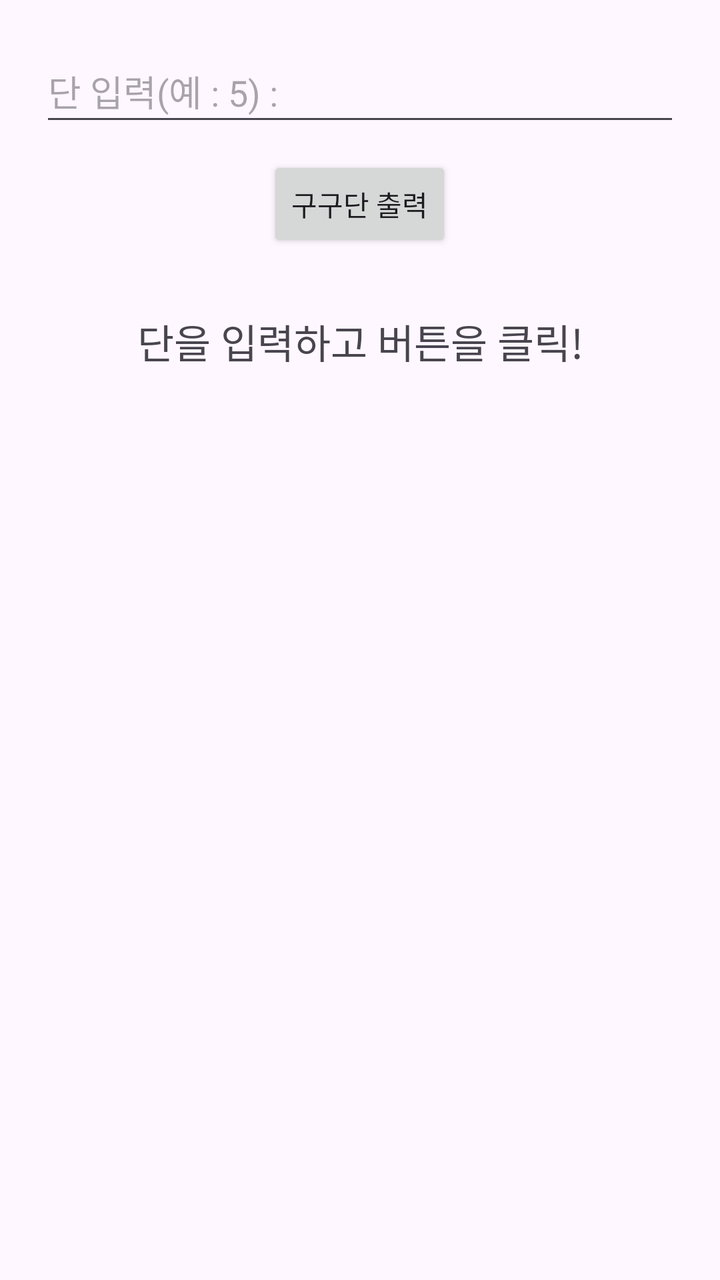
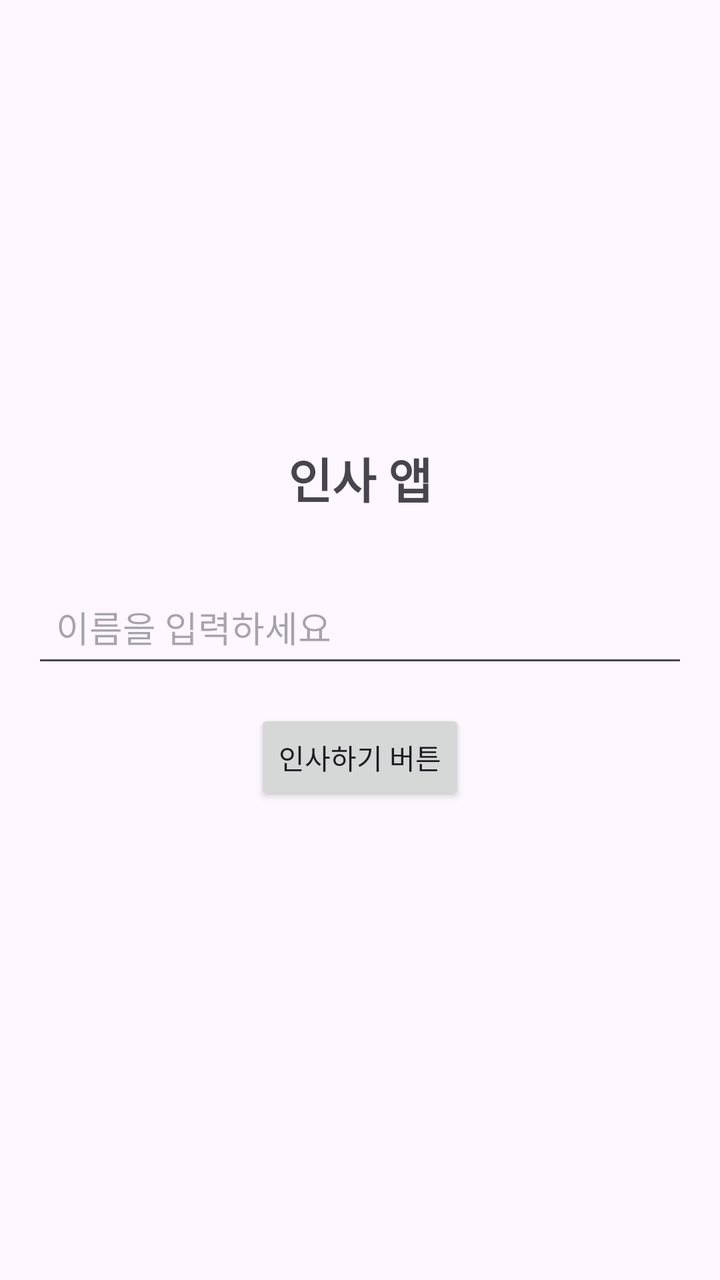

Screens rendered from an Android XML layout before and after an edit, with the pre-edit source and the edit as a unified diff.
<!-- AndroidManifest.xml: application theme Theme.AppWeek05 -->
<!-- res/layout/activity_main.xml -->
<?xml version="1.0" encoding="utf-8"?>
<LinearLayout xmlns:android="http://schemas.android.com/apk/res/android"
    android:id="@+id/main"
    android:layout_width="match_parent"
    android:layout_height="match_parent"
    android:orientation="vertical"
    android:padding="20dp"
    android:gravity="center_horizontal" >

    <EditText
        android:id="@+id/etDan"
        android:layout_width="match_parent"
        android:layout_height="wrap_content"
        android:hint="단 입력(예 : 5) :"
        android:inputType="number"
        android:minHeight="48dp"/>

    <Button
        android:id="@+id/btnCalculate"
        android:layout_width="wrap_content"
        android:layout_height="wrap_content"
        android:layout_margin="10dp"
        android:text="구구단 출력" />

    <TextView
        android:id="@+id/tvResult"
        android:layout_width="match_parent"
        android:layout_height="wrap_content"
        android:text="단을 입력하고 버튼을 클릭!"
        android:gravity="center"
        android:textSize="20sp"
        android:layout_margin="20dp"
        android:lineSpacingMultiplier="1.2"/>

</LinearLayout>
<!-- resources referenced by this layout -->
<resources>
  <style name="Theme.AppWeek05" parent="Base.Theme.AppWeek05" />
  <style name="Base.Theme.AppWeek05" parent="Theme.Material3.DayNight.NoActionBar">
          
          
      </style>
</resources>

<!-- the commit's change to res/layout/activity_main.xml (unified diff, before → after) -->
@@ -1,35 +1,42 @@
 <?xml version="1.0" encoding="utf-8"?>
 <LinearLayout xmlns:android="http://schemas.android.com/apk/res/android"
-    android:id="@+id/main"
     android:layout_width="match_parent"
     android:layout_height="match_parent"
     android:orientation="vertical"
-    android:padding="20dp"
-    android:gravity="center_horizontal" >
+    android:padding="16dp"
+    android:gravity="center">
+
+    <TextView
+        android:layout_width="wrap_content"
+        android:layout_height="wrap_content"
+        android:text="인사 앱"
+        android:textSize="24sp"
+        android:textStyle="bold"
+        android:layout_marginBottom="32dp"/>
 
     <EditText
-        android:id="@+id/etDan"
+        android:id="@+id/editTextName"
         android:layout_width="match_parent"
         android:layout_height="wrap_content"
-        android:hint="단 입력(예 : 5) :"
-        android:inputType="number"
+        android:hint="이름을 입력하세요"
+        android:layout_marginBottom="16dp"
+        android:padding="12dp"
         android:minHeight="48dp"/>
 
     <Button
-        android:id="@+id/btnCalculate"
+        android:id="@+id/buttonGreet"
         android:layout_width="wrap_content"
         android:layout_height="wrap_content"
-        android:layout_margin="10dp"
-        android:text="구구단 출력" />
+        android:text="인사하기 버튼"
+        android:layout_marginBottom="16dp"/>
+
 
     <TextView
-        android:id="@+id/tvResult"
-        android:layout_width="match_parent"
+        android:id="@+id/textViewGreeting"
+        android:layout_width="wrap_content"
         android:layout_height="wrap_content"
-        android:text="단을 입력하고 버튼을 클릭!"
-        android:gravity="center"
-        android:textSize="20sp"
-        android:layout_margin="20dp"
-        android:lineSpacingMultiplier="1.2"/>
+        android:textSize="18sp"
+        android:textStyle="bold"
+        android:visibility="gone"/>
 
 </LinearLayout>
